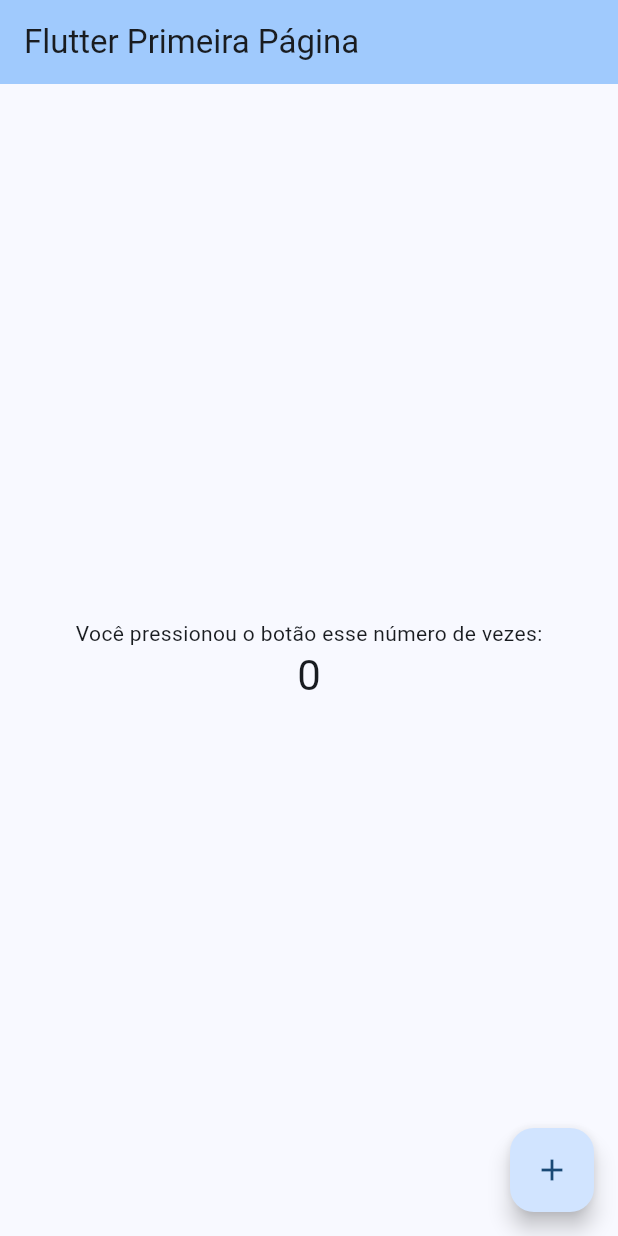
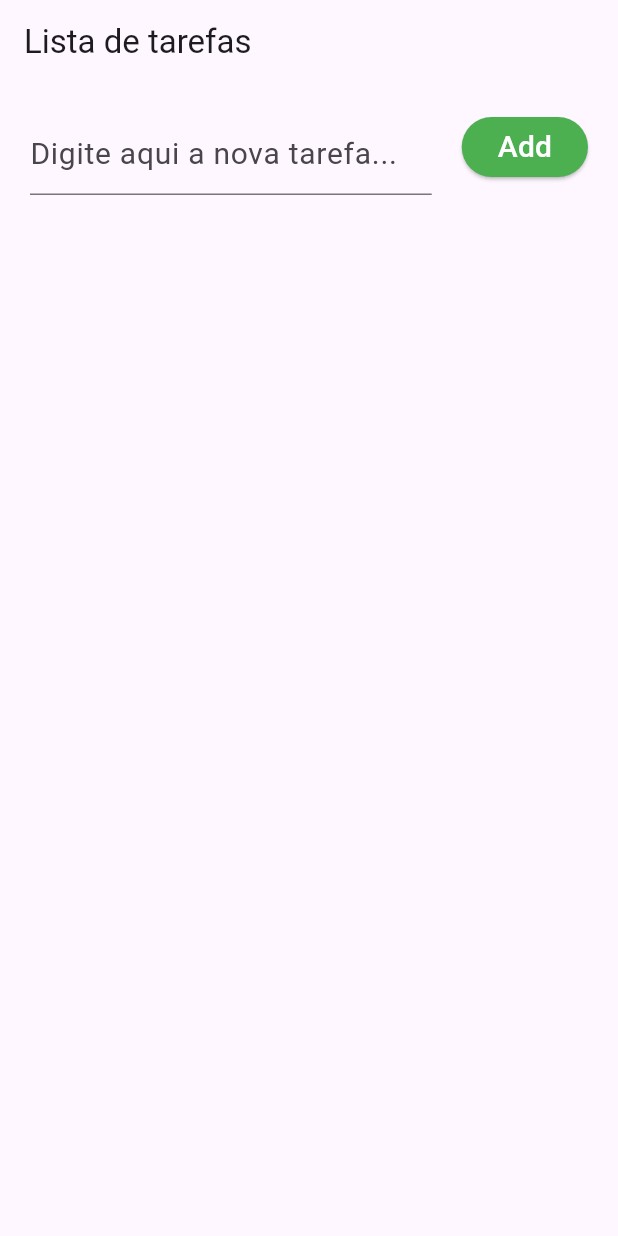
Before and after one commit to orlandol23/primeiroprojetoflutter, a Flutter app: the screen it shows after launch, on a phone screen of 412 x 824 dp. Run offline on Flutter 3.47's test engine with Material 3 defaults, Android fonts, the phone set to English and light mode, and no system bars.

Commit message:
'subindo lista de tarefas'

```diff
--- a/lib/main.dart
+++ b/lib/main.dart
@@ -1,125 +1,97 @@
 import 'package:flutter/material.dart';
 
-void main() {
-  runApp(const MyApp());
-}
+void main() => runApp(MyApp());
 
 class MyApp extends StatelessWidget {
-  const MyApp({super.key});
-
-  // This widget is the root of your application.
   @override
   Widget build(BuildContext context) {
     return MaterialApp(
-      title: 'Flutter Demo',
-      theme: ThemeData(
-        // This is the theme of your application.
-        //
-        // TRY THIS: Try running your application with "flutter run". You'll see
-        // the application has a purple toolbar. Then, without quitting the app,
-        // try changing the seedColor in the colorScheme below to Colors.green
-        // and then invoke "hot reload" (save your changes or press the "hot
-        // reload" button in a Flutter-supported IDE, or press "r" if you used
-        // the command line to start the app).
-        //
-        // Notice that the counter didn't reset back to zero; the application
-        // state is not lost during the reload. To reset the state, use hot
-        // restart instead.
-        //
-        // This works for code too, not just values: Most code changes can be
-        // tested with just a hot reload.
-        colorScheme: ColorScheme.fromSeed(seedColor: Colors.blue),
-        useMaterial3: true,
-      ),
-      home: const MyHomePage(title: 'Flutter Primeira Página'),
+      title: "Lista de tarefas",
+      home: MyHome(),
     );
   }
 }
 
-class MyHomePage extends StatefulWidget {
-  const MyHomePage({super.key, required this.title});
-
-  // This widget is the home page of your application. It is stateful, meaning
-  // that it has a State object (defined below) that contains fields that affect
-  // how it looks.
-
-  // This class is the configuration for the state. It holds the values (in this
-  // case the title) provided by the parent (in this case the App widget) and
-  // used by the build method of the State. Fields in a Widget subclass are
-  // always marked "final".
-
-  final String title;
-
+class MyHome extends StatefulWidget {
   @override
-  State<MyHomePage> createState() => _MyHomePageState();
+  State<StatefulWidget> createState() {
+    return MyHomeState();
+  }
 }
 
-class _MyHomePageState extends State<MyHomePage> {
-  int _counter = 0;
-
-  void _incrementCounter() {
-    setState(() {
-      // This call to setState tells the Flutter framework that something has
-      // changed in this State, which causes it to rerun the build method below
-      // so that the display can reflect the updated values. If we changed
-      // _counter without calling setState(), then the build method would not be
-      // called again, and so nothing would appear to happen.
-      _counter++;
-    });
-  }
-
+class MyHomeState extends State<MyHome> {
+  final TextEditingController taskController = TextEditingController();
+  List<String> _tasks = <String>[];
+  final GlobalKey<FormState> _formKey = GlobalKey<FormState>();
   @override
   Widget build(BuildContext context) {
-    // This method is rerun every time setState is called, for instance as done
-    // by the _incrementCounter method above.
-    //
-    // The Flutter framework has been optimized to make rerunning build methods
-    // fast, so that you can just rebuild anything that needs updating rather
-    // than having to individually change instances of widgets.
     return Scaffold(
       appBar: AppBar(
-        // TRY THIS: Try changing the color here to a specific color (to
-        // Colors.amber, perhaps?) and trigger a hot reload to see the AppBar
-        // change color while the other colors stay the same.
-        backgroundColor: Theme.of(context).colorScheme.inversePrimary,
-        // Here we take the value from the MyHomePage object that was created by
-        // the App.build method, and use it to set our appbar title.
-        title: Text(widget.title),
+        title: Text("Lista de tarefas"),
       ),
-      body: Center(
-        // Center is a layout widget. It takes a single child and positions it
-        // in the middle of the parent.
+      body: Container(
+        padding: EdgeInsets.symmetric(horizontal: 20, vertical: 10),
         child: Column(
-          // Column is also a layout widget. It takes a list of children and
-          // arranges them vertically. By default, it sizes itself to fit its
-          // children horizontally, and tries to be as tall as its parent.
-          //
-          // Column has various properties to control how it sizes itself and
-          // how it positions its children. Here we use mainAxisAlignment to
-          // center the children vertically; the main axis here is the vertical
-          // axis because Columns are vertical (the cross axis would be
-          // horizontal).
-          //
-          // TRY THIS: Invoke "debug painting" (choose the "Toggle Debug Paint"
-          // action in the IDE, or press "p" in the console), to see the
-          // wireframe for each widget.
-          mainAxisAlignment: MainAxisAlignment.center,
           children: <Widget>[
-            const Text(
-              'Você pressionou o botão esse número de vezes:',
+            Form(
+              key: _formKey,
+              child: Row(
+                children: <Widget>[
+                  Expanded(
+                      child: TextFormField(
+                    style: TextStyle(
+                      fontSize: 32,
+                      color: Colors.black87,
+                    ),
+                    decoration: InputDecoration(
+                        hintText: "Digite aqui a nova tarefa...",
+                        hintStyle: TextStyle(fontSize: 20)),
+                    keyboardType: TextInputType.text,
+                    validator: (value) {
+                      if (value!.trim().isEmpty) {
+                        return 'O campo de Tarefa é obrigatório';
+                      }
+                    },
+                    controller: taskController,
+                  )),
+                  Container(
+                    margin: EdgeInsets.only(left: 20),
+                    child: ElevatedButton(
+                      onPressed: () {
+                        if (_formKey.currentState!.validate()) {
+                          setState(() {
+                          _tasks.add(taskController.text);
+
+                          });
+                          taskController.clear();
+                        }
+                      },
+                      child: Text(
+                        "Add",
+                        style: TextStyle(fontSize: 20),
+                      ),
+                      style: ElevatedButton.styleFrom(
+                        backgroundColor: Colors.green, // Cor do botão
+                        foregroundColor: Colors.white, // Cor do texto
+                      ),
+                    ),
+                  )
+                ],
+              ),
             ),
-            Text(
-              '$_counter',
-              style: Theme.of(context).textTheme.headlineMedium,
-            ),
+            Expanded(
+                child: ListView.builder(
+              itemBuilder: ((context, index) {
+                return Card(
+                  child: ListTile(
+                  title: Text(_tasks[index]),
+                ));
+              }),
+              itemCount: _tasks.length,
+            ))
           ],
         ),
       ),
-      floatingActionButton: FloatingActionButton(
-        onPressed: _incrementCounter,
-        tooltip: 'Increment',
-        child: const Icon(Icons.add),
-      ), // This trailing comma makes auto-formatting nicer for build methods.
     );
   }
 }
```
